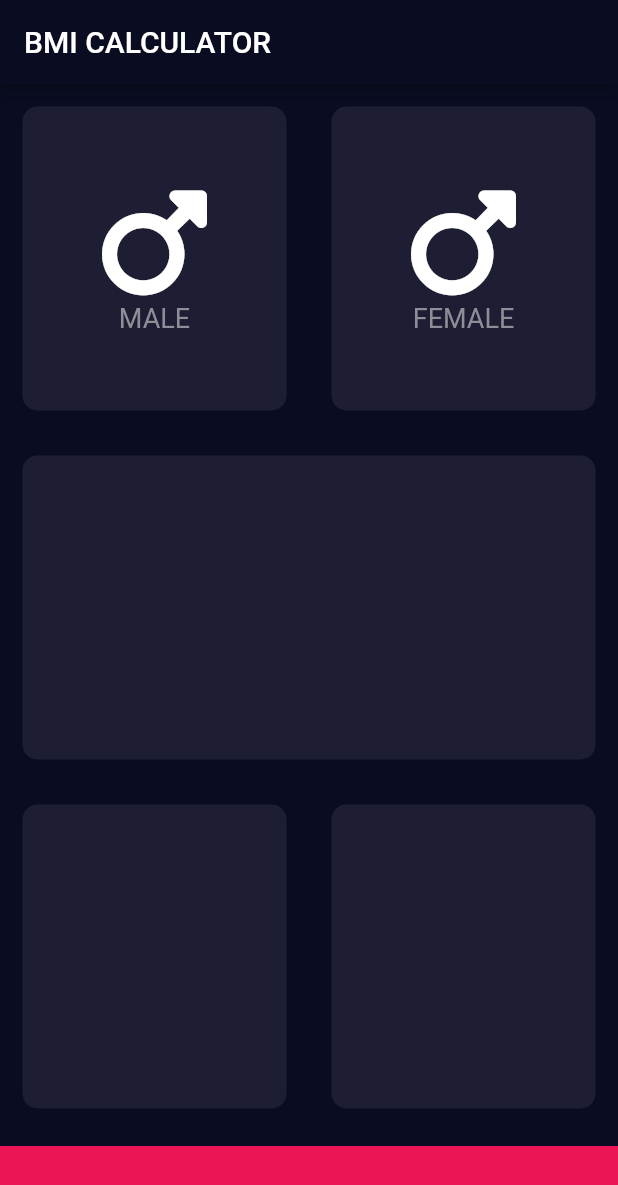
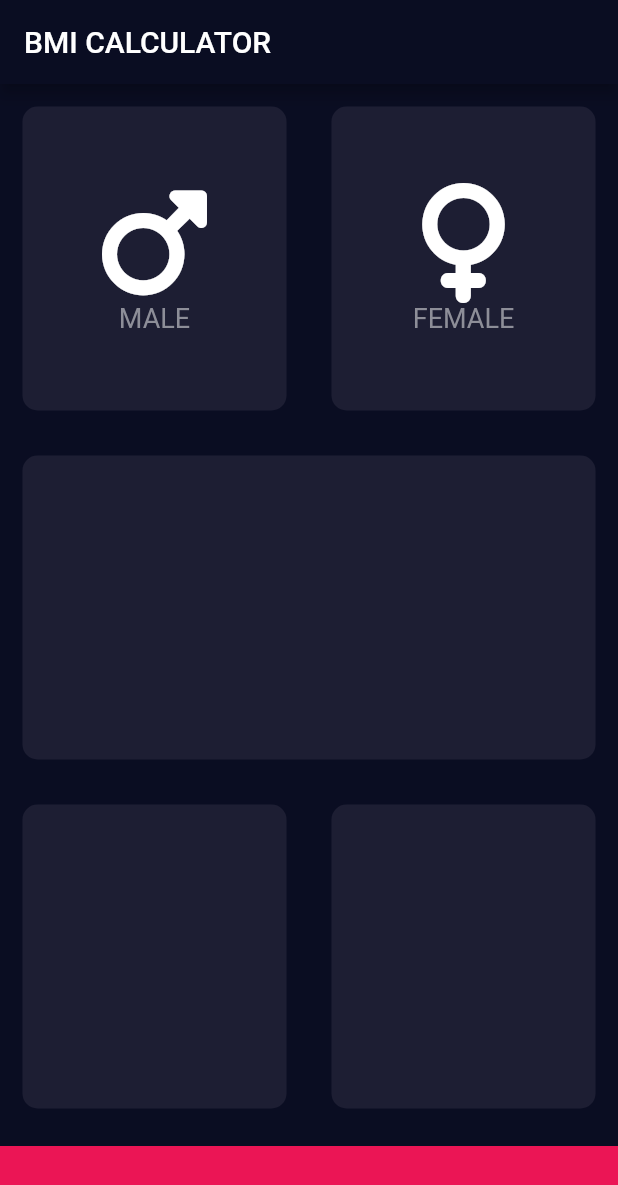
Before and after one commit to HeratUni-CS/bmi-calculator-SayedNawid, a Flutter app: the screen it shows after launch, on a phone screen of 412 x 824 dp. Shown: the top 1185 px of the screen. Run offline on Flutter 3.47's test engine with Material 2 defaults, Android fonts, the phone set to English and light mode, and no system bars; our stand-ins replace font_awesome_flutter.

Commit message:
get library fontIcon and create class iconContent

```diff
--- /dev/null
+++ b/lib/icon_content.dart
@@ -0,0 +1,32 @@
+import 'package:flutter/material.dart';
+import 'package:font_awesome_flutter/font_awesome_flutter.dart';
+
+class IconContent extends StatelessWidget {
+  final IconData? icon ;
+  final String? label ;
+
+  IconContent({this.icon , this.label});
+
+  @override
+  Widget build(BuildContext context) {
+    return Column(
+      mainAxisAlignment: MainAxisAlignment.center,
+      children: [
+        Icon(
+         icon,
+          size: 80,
+        ),
+        SizedBox(
+          width: 15,
+        ),
+        Text(
+          label!,
+          style: TextStyle(
+            fontSize: 18,
+            color: Color(0xFF8D8E98),
+          ),
+        )
+      ],
+    );
+  }
+}
--- a/lib/input_page.dart
+++ b/lib/input_page.dart
@@ -1,6 +1,7 @@
 import 'package:flutter/material.dart';
 import 'package:font_awesome_flutter/font_awesome_flutter.dart';
 import 'constants.dart';
+import 'icon_content.dart';
 import 'resuable_card.dart';
 
 class InputPage extends StatefulWidget {
@@ -23,47 +24,17 @@ class _InputPageState extends State<InputPage> {
               children: [
                 Expanded(
                   child: ReusableCard(
-                    child: Column(
-                      mainAxisAlignment: MainAxisAlignment.center,
-                      children: [
-                        Icon(
-                          FontAwesomeIcons.mars,
-                          size: 80,
-                        ),
-                        SizedBox(
-                          width: 15,
-                        ),
-                        Text(
-                          "MALE",
-                          style: TextStyle(
-                            fontSize: 18,
-                            color: Color(0xFF8D8E98),
-                          ),
-                        )
-                      ],
+                    child: IconContent(
+                      icon: FontAwesomeIcons.mars ,
+                      label: "MALE"
                     ),
                   ),
                 ),
                 Expanded(
                   child: ReusableCard(
-                    child: Column(
-                      mainAxisAlignment: MainAxisAlignment.center,
-                      children: [
-                        Icon(
-                          FontAwesomeIcons.mars,
-                          size: 80,
-                        ),
-                        SizedBox(
-                          width: 15,
-                        ),
-                        Text(
-                          "FEMALE",
-                          style: TextStyle(
-                            fontSize: 18,
-                            color: Color(0xFF8D8E98),
-                          ),
-                        )
-                      ],
+                    child: IconContent(
+                      icon: FontAwesomeIcons.venus,
+                      label: "FEMALE",
                     ),
                   ),
                 ),
```
